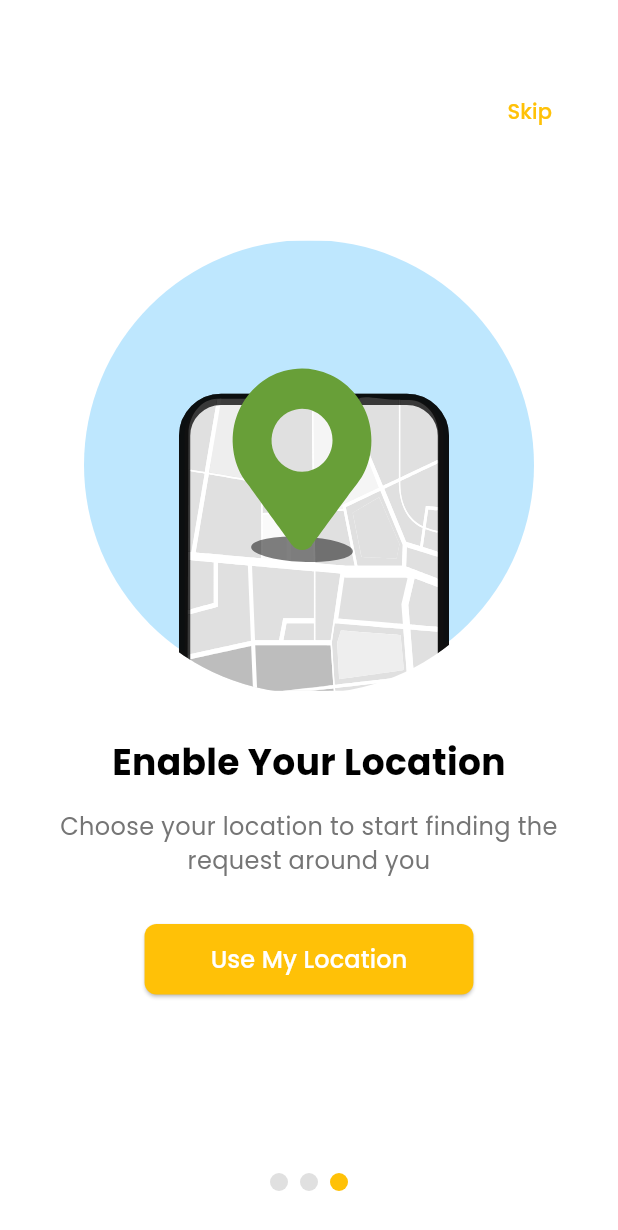
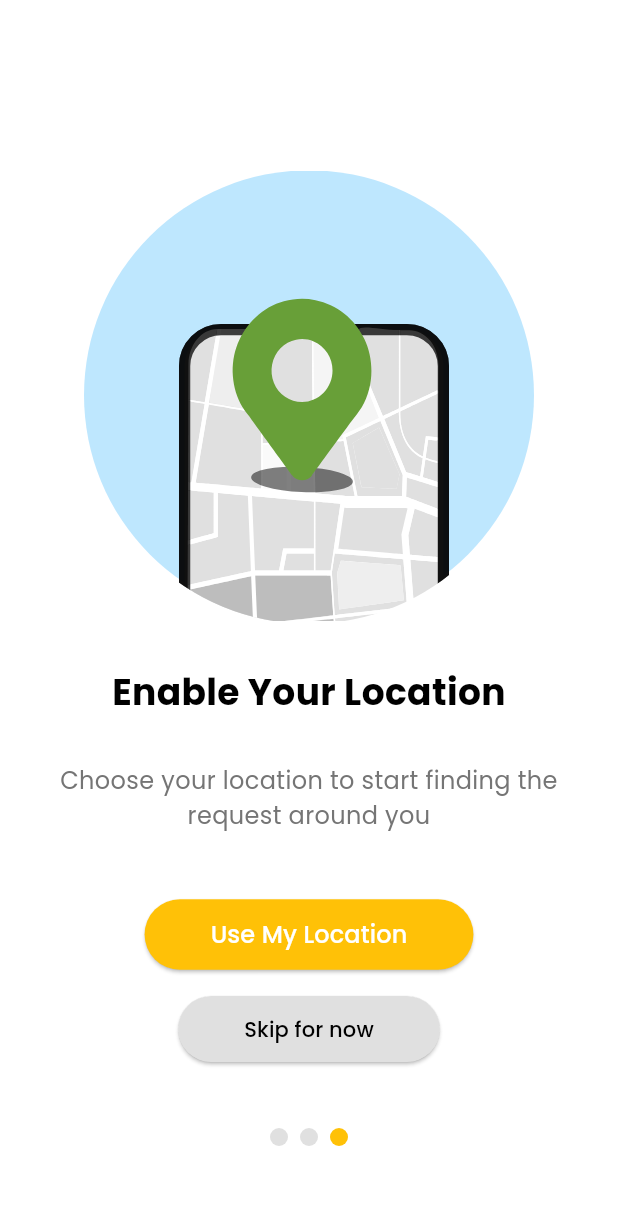
Before and after one commit to chaidenfoanto/Group-3_Bantu.In_FRONTEND, a Flutter app: the screen it shows after launch, swiped to page 3, on a phone screen of 412 x 824 dp. Shown: the top 1230 px of the screen. Run offline on Flutter 3.47's test engine with Material 3 defaults, Android fonts, the light colour scheme and no system bars; our stand-ins replace google_fonts, lottie.

Commit message:
Update onboarding_screen.dart

```diff
--- a/front_end/lib/onboarding_screen.dart
+++ b/front_end/lib/onboarding_screen.dart
@@ -40,24 +40,24 @@
   @override
   Widget build(BuildContext context) {
     return Scaffold(
-      body: GestureDetector(
-        onTap: _nextPage, // Pindah halaman saat layar ditekan
-        child: Stack(
+      body: Stack(
         children: [
-            PageView(
+          GestureDetector(
+            onTap: _nextPage, // Fitur tap layar untuk pindah halaman
+            child: PageView(
               controller: _pageController,
               onPageChanged: (int page) {
                 setState(() {
                   _currentPage = page;
                 });
               },
-              children: const [
-                _OnboardingItem(
+              children: [
+                const _OnboardingItem(
                   image: 'assets/animations/tracking.json',
                   title: 'Tracking Realtime',
                   description: 'Craftsman will know where you are automatically',
                 ),
-                _OnboardingItem(
+                const _OnboardingItem(
                   image: 'assets/animations/order-anywhere.json',
                   title: 'Order from anywhere',
                   description:
@@ -69,11 +69,56 @@
                   description:
                       'Choose your location to start finding the request around you',
                   buttonLabel: 'Use My Location',
+                  extraButton: ElevatedButton(
+                    onPressed: () {
+                      _navigateToLogin();
+                    },
+                    style: ElevatedButton.styleFrom(
+                      backgroundColor: Colors.grey[300],
+                      foregroundColor: Colors.black,
+                      shape: RoundedRectangleBorder(
+                        borderRadius: BorderRadius.circular(50), // Sesuai mockup
+                      ),
+                    ),
+                    child: Padding(
+                      padding: const EdgeInsets.symmetric(
+                          vertical: 12, horizontal: 20),
+                      child: Text(
+                        'Skip for now',
+                        style: GoogleFonts.poppins(
+                          fontSize: 14,
+                          fontWeight: FontWeight.w500,
+                        ),
+                      ),
+                    ),
+                  ),
                 ),
               ],
             ),
+          ),
+          // Tombol Skip (tidak muncul di halaman ketiga)
+          if (_currentPage < 2)
             Positioned(
-              bottom: 30,
+              bottom: 90,
+              left: 0,
+              right: 0,
+              child: GestureDetector(
+                onTap: _navigateToLogin,
+                child: Center(
+                  child: Text(
+                    'Skip',
+                    style: GoogleFonts.poppins(
+                      fontSize: 16,
+                      fontWeight: FontWeight.w500,
+                      color: Colors.grey[600],
+                    ),
+                  ),
+                ),
+              ),
+            ),
+          // Indikator halaman (dots)
+          Positioned(
+            bottom: 60,
             left: 0,
             right: 0,
             child: Row(
@@ -81,7 +126,7 @@
               children: List.generate(3, (index) {
                 return Container(
                   margin: const EdgeInsets.symmetric(horizontal: 4),
-                    width: 12, // Ukuran indikator lebih besar
+                  width: 12,
                   height: 12,
                   decoration: BoxDecoration(
                     shape: BoxShape.circle,
@@ -93,21 +138,7 @@
               }),
             ),
           ),
-            Positioned(
-              top: 50,
-              right: 20,
-              child: ElevatedButton(
-                onPressed: _navigateToLogin,
-                child: const Text('Skip'),
-                style: ElevatedButton.styleFrom(
-                  foregroundColor: Colors.amber,
-                  backgroundColor: Colors.transparent,
-                  elevation: 0,
-                ),
-              ),
-            ),
         ],
-        ),
       ),
     );
   }
@@ -118,6 +149,7 @@
   final String title;
   final String description;
   final String? buttonLabel;
+  final Widget? extraButton; // Tambahan untuk tombol ekstra di halaman tertentu
 
   const _OnboardingItem({
     Key? key,
@@ -125,6 +157,7 @@
     required this.title,
     required this.description,
     this.buttonLabel,
+    this.extraButton,
   }) : super(key: key);
 
   @override
@@ -134,9 +167,14 @@
       child: Column(
         mainAxisAlignment: MainAxisAlignment.center,
         children: [
-          Lottie.asset(image, height: 300),
+          SizedBox(
+            height: 300, // Tinggi tetap untuk image
+            child: Lottie.asset(image),
+          ),
           const SizedBox(height: 30),
-          Text(
+          SizedBox(
+            height: 50, // Tinggi tetap untuk title
+            child: Text(
               title,
               style: GoogleFonts.poppins(
                 fontSize: 24,
@@ -144,13 +182,17 @@
               ),
               textAlign: TextAlign.center,
             ),
+          ),
           const SizedBox(height: 15),
-          Text(
+          SizedBox(
+            height: 60, // Tinggi tetap untuk description
+            child: Text(
               description,
               textAlign: TextAlign.center,
               style: GoogleFonts.poppins(
                 fontSize: 16,
                 color: Colors.grey[600],
+              ),
             ),
           ),
           if (buttonLabel != null)
@@ -164,7 +206,7 @@
                   backgroundColor: Colors.amber,
                   foregroundColor: Colors.white,
                   shape: RoundedRectangleBorder(
-                    borderRadius: BorderRadius.circular(8),
+                    borderRadius: BorderRadius.circular(50), // Sesuai mockup
                   ),
                 ),
                 child: Padding(
@@ -180,6 +222,10 @@
                 ),
               ),
             ),
+          if (extraButton != null) ...[
+            const SizedBox(height: 15), // Jarak antara tombol tambahan
+            extraButton!,
+          ]
         ],
       ),
     );
```
Lines whose indentation alone changed are shown as unchanged.
